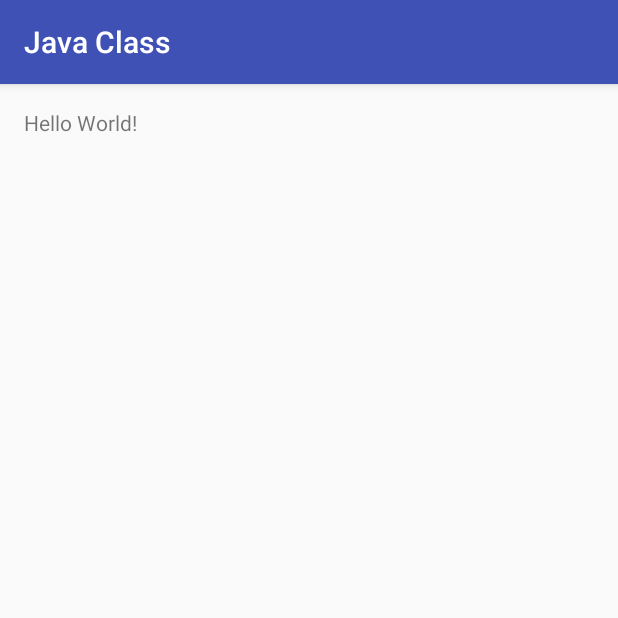
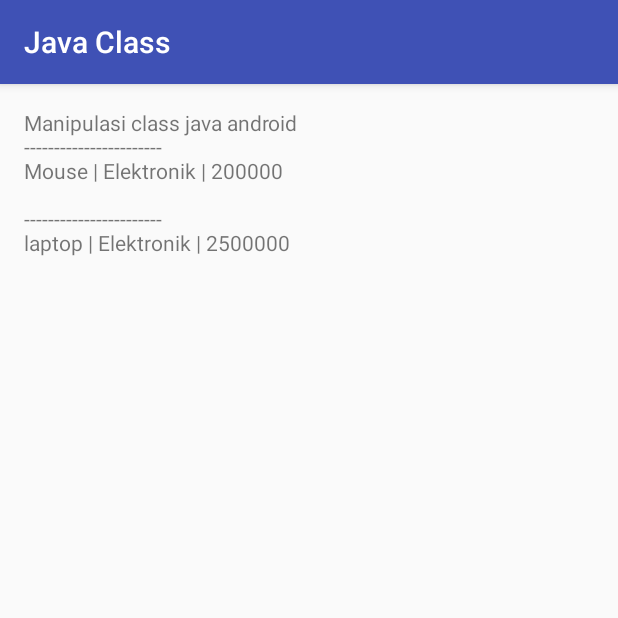
Before and after one commit to abdulmalikzain/latihan_android, an Android app: the screen it shows after launch (MainActivity), on a phone screen of 412 x 824 dp, the top half of it. Run offline under Robolectric (Android 15) with nearby library versions, the phone set to English and light mode, and no system bars.

Commit message:
java class

```diff
--- /dev/null
+++ b/JavaClass/app/src/main/java/com/example/d2j_00/javaclass/Barang.java
@@ -0,0 +1,58 @@
+package com.example.d2j_00.javaclass;
+
+import java.util.jar.Attributes;
+
+/**
+ * Created by D2J-00 on 31/01/2017.
+ */
+public class Barang {
+    public static final int ELEKTRONIK = 1;
+    public static final int Non_ELECTRONIK = 2;
+    private String nama;
+    private int category;
+    private int harga;
+
+    public Barang(String nama, int category, int harga) {
+        this.nama = nama;
+        this.setCategory(category);
+        this.harga = harga;
+    }
+
+    public String toString(){
+        return nama+" | "+this.getStringCategory()+" | "+this.harga+"\n";
+    }
+
+    public void setNama(String nama){
+        this.nama = nama;
+    }
+
+    public String getNama(){
+        return this.nama;
+    }
+
+    public int getCategory() {
+        return category;
+    }
+
+    public String getStringCategory(){
+        if (category == 1)
+            return "Elektronik";
+        else
+            return "Non Elektronik";
+    }
+
+    public void setCategory(int category) {
+        if (category !=1 && category != 2)
+            this.category=2;
+        else
+            this.category = category;
+    }
+
+    public int getHarga() {
+        return harga;
+    }
+
+    public void setHarga(int harga) {
+        this.harga = harga;
+    }
+}
--- a/JavaClass/app/src/main/java/com/example/d2j_00/javaclass/MainActivity.java
+++ b/JavaClass/app/src/main/java/com/example/d2j_00/javaclass/MainActivity.java
@@ -2,12 +2,43 @@ package com.example.d2j_00.javaclass;
 
 import android.support.v7.app.AppCompatActivity;
 import android.os.Bundle;
+import android.widget.TextView;
 
 public class MainActivity extends AppCompatActivity {
+    public String showString;
+    public TextView showText;
+    public Barang [] arrBarang = new Barang[10];
 
     @Override
     protected void onCreate(Bundle savedInstanceState) {
         super.onCreate(savedInstanceState);
         setContentView(R.layout.activity_main);
+        showText = (TextView) findViewById(R.id.show_text);
+
+        showString = "Manipulasi class java android";
+        addSeparate();
+
+        initBarang();
+        showString+= arrBarang[5].toString();
+        addSeparate();
+        showString += arrBarang[1].toString();
+        showText.setText(showString);
+    }
+
+     public void addSeparate(){
+         showString+= "\n-----------------------\n";
+     }
+
+    public void initBarang(){
+        arrBarang[0]= new Barang("laptop", 1, 7000000);
+        arrBarang[1]= new Barang("laptop", Barang.ELEKTRONIK, 2500000);
+        arrBarang[2]= new Barang("Monitor", Barang.ELEKTRONIK, 1500000);
+        arrBarang[3]= new Barang("Scanner", Barang.ELEKTRONIK, 1000000);
+        arrBarang[4]= new Barang("Meja", Barang.Non_ELECTRONIK, 700000);
+        arrBarang[5]= new Barang("Mouse", Barang.ELEKTRONIK, 200000);
+        arrBarang[6]= new Barang("Kursi", Barang.Non_ELECTRONIK, 2000000);
+        arrBarang[7]= new Barang("RAM", Barang.ELEKTRONIK, 1000000);
+        arrBarang[8]= new Barang("Almari", Barang.Non_ELECTRONIK, 10000000);
+        arrBarang[9]= new Barang("Pintu", Barang.Non_ELECTRONIK, 15000000);
     }
 }
--- /dev/null
+++ b/JavaClass/app/src/main/java/com/example/d2j_00/javaclass/Transaksi.java
@@ -0,0 +1,7 @@
+package com.example.d2j_00.javaclass;
+
+/**
+ * Created by D2J-00 on 31/01/2017.
+ */
+public class Transaksi {
+}
--- a/JavaClass/app/src/main/res/layout/activity_main.xml
+++ b/JavaClass/app/src/main/res/layout/activity_main.xml
@@ -10,6 +10,7 @@
     tools:context="com.example.d2j_00.javaclass.MainActivity">
 
     <TextView
+        android:id="@+id/show_text"
         android:layout_width="wrap_content"
         android:layout_height="wrap_content"
         android:text="Hello World!" />
```
